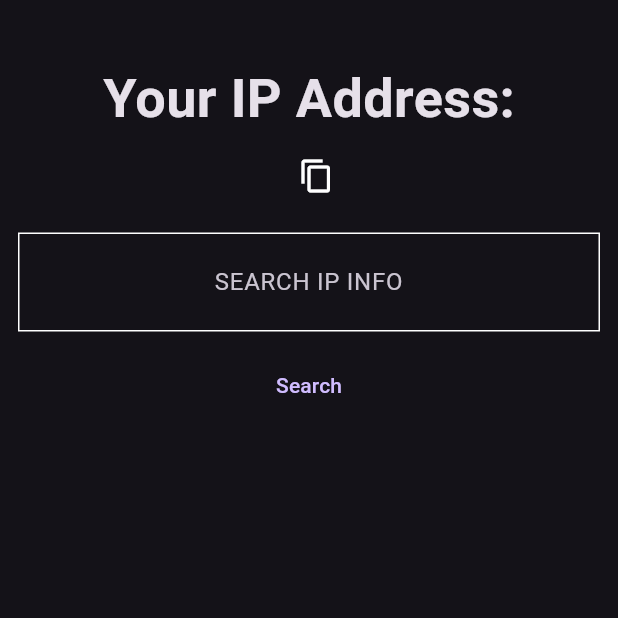
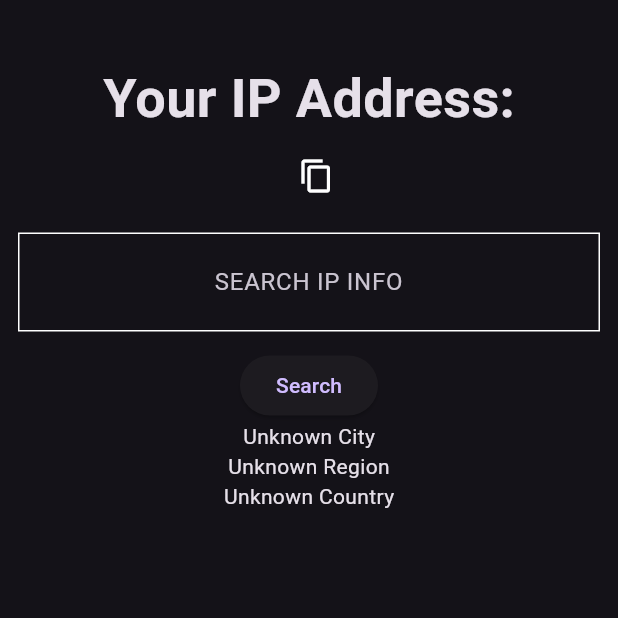
Before and after one commit to xuantruongit32/check_ipinfo, a Flutter app: the HomePage screen opened directly with empty values, after a tap on "Search", on a phone screen of 412 x 824 dp, the top half of it. Run offline on Flutter 3.47's test engine with Material 3 defaults, Android fonts, the phone set to English and light mode, and no system bars; our stand-ins replace gap; network calls fail.

Commit message:
fix: fix search button

```diff
--- a/checkip/lib/homePage.dart
+++ b/checkip/lib/homePage.dart
@@ -1,11 +1,20 @@
 import 'package:checkip/infoPage.dart';
+import 'package:checkip/model/ip.dart';
+import 'package:checkip/network/network_request.dart';
 import 'package:flutter/material.dart';
 import 'package:gap/gap.dart';
 import 'package:flutter/services.dart';
 
-class HomePage extends StatelessWidget {
-  const HomePage({super.key, required this.ip});
+class HomePage extends StatefulWidget {
+  HomePage({super.key, required this.ip});
   final String ip;
+
+  @override
+  State<HomePage> createState() => _HomePageState();
+}
+
+class _HomePageState extends State<HomePage> {
+  IP ipinfo = IP();
 
   @override
   Widget build(BuildContext context) {
@@ -16,6 +25,13 @@ class HomePage extends StatelessWidget {
           text: text,
         ),
       );
+    }
+
+    Future<void> fetchIpInfo() async {
+      IP fetchedIpInfo = await NetworkResquest().fetchIPinfo(widget.ip);
+      setState(() {
+        ipinfo = fetchedIpInfo;
+      });
     }
 
     return Scaffold(
@@ -33,7 +49,7 @@ class HomePage extends StatelessWidget {
               mainAxisAlignment: MainAxisAlignment.center,
               children: [
                 Text(
-                  ip,
+                  widget.ip,
                   style: const TextStyle(
                     fontSize: 36,
                     fontWeight: FontWeight.bold,
@@ -42,7 +58,7 @@ class HomePage extends StatelessWidget {
                 const Gap(10),
                 GestureDetector(
                   onTap: () {
-                    copyTextToClipBoard(ip, context);
+                    copyTextToClipBoard(widget.ip, context);
                   },
                   child: const Icon(Icons.copy),
                 ),
@@ -66,11 +82,15 @@ class HomePage extends StatelessWidget {
                 ),
               ),
             ),
-            TextButton(
-              onPressed: () {},
+            ElevatedButton(
+              onPressed: () {
+                fetchIpInfo();
+              },
               child: const Text('Search'),
             ),
-            InfoPage(ip: controller.text),
+            InfoPage(
+              ipinfo: ipinfo,
+            ),
           ],
         ),
       ),
--- a/checkip/lib/infoPage.dart
+++ b/checkip/lib/infoPage.dart
@@ -1,39 +1,23 @@
-import 'package:checkip/network/network_request.dart';
+import 'package:checkip/model/ip.dart';
 import 'package:flutter/material.dart';
 
 class InfoPage extends StatefulWidget {
-  const InfoPage({super.key, required this.ip});
-  final String? ip;
+  const InfoPage({super.key, required this.ipinfo});
+  final IP ipinfo;
 
   @override
   State<InfoPage> createState() => _InfoPageState();
 }
 
 class _InfoPageState extends State<InfoPage> {
-  late var ipinfo;
-  void fetchIpInfo() async {
-    ipinfo = await NetworkResquest().fetchIPinfo(widget.ip!);
-    setState(() {});
-  }
-
-  @override
-  void initState() {
-    if (widget.ip != '') {
-      fetchIpInfo();
-    }
-    super.initState();
-  }
-
   @override
   Widget build(BuildContext context) {
-    return widget.ip == ''
-        ? Container()
-        : Column(
-            children: [
-              Text(ipinfo.city!),
-              Text(ipinfo.region!),
-              Text(ipinfo.country!),
-            ],
-          );
+    return Column(
+      children: [
+        Text(widget.ipinfo.city ?? 'Unknown City'),
+        Text(widget.ipinfo.region ?? 'Unknown Region'),
+        Text(widget.ipinfo.country ?? 'Unknown Country'),
+      ],
+    );
   }
 }
```
Also changed, not shown: checkip/lib/model/ip_info.dart (deleted, +0 -39 lines).
